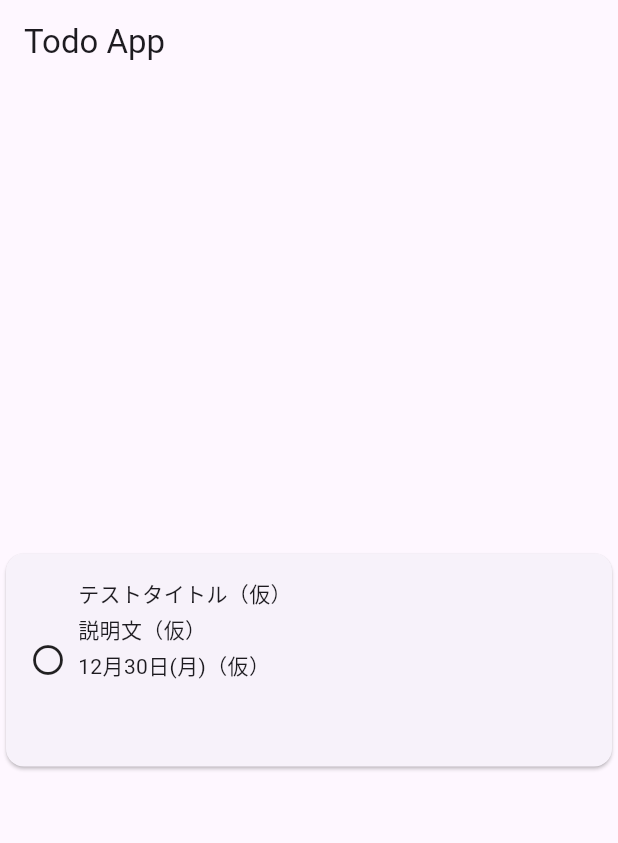
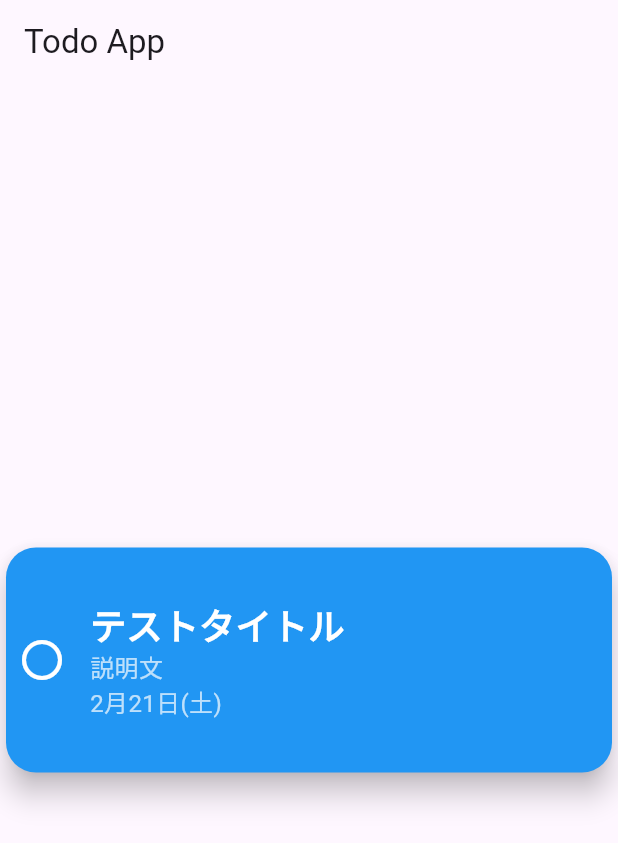
Before and after one commit to Yusaku-KASAI/testflutter, a Flutter app: the screen it shows after launch, on a phone screen of 412 x 824 dp. Shown: the top 843 px of the screen. Run offline on Flutter 3.47's test engine with Material 3 defaults, Android fonts, the phone set to English and light mode, and no system bars.

Commit message:
use todo card widget

```diff
--- a/lib/main.dart
+++ b/lib/main.dart
@@ -1,6 +1,13 @@
 import 'package:flutter/material.dart';
+import 'package:intl/date_symbol_data_local.dart'; // 日本語などロケール情報を読み込む
+import 'widgets/todo_card.dart'; // 追加: TodoCard をインポート
+import 'models/todo.dart'; // Todo モデルをインポート
 
-void main() => runApp(const MyApp());
+void main() async {
+  // DateFormat で日本語表記を使えるようロケールを初期化
+  await initializeDateFormatting('ja'); // 他言語の場合は"en"などに変更
+  runApp(const MyApp());
+}
 
 class MyApp extends StatelessWidget {
   const MyApp({super.key});
@@ -12,29 +19,13 @@ class MyApp extends StatelessWidget {
       home: Scaffold(
         appBar: AppBar(title: const Text('Todo App')),
         body: Center(
-          child: SizedBox(
-            height: 150,
-            child: Card(
-              child: Padding(
-                padding: const EdgeInsets.all(16),
-                child: Row(
-                  children: const [
-                    Icon(Icons.radio_button_unchecked),
-                    SizedBox(width: 8),
-                    Column(
-                      crossAxisAlignment: CrossAxisAlignment.start,
-                      children: const [
-                        Text('テストタイトル（仮）'),
-                        SizedBox(height: 4),
-                        Text('説明文（仮）'),
-                        SizedBox(height: 4),
-                        Text('12月30日(月)（仮）'),
-                      ],
-                    ),
-                  ],
-                ),
-              ),
+          child: TodoCard(
+            todo: Todo(
+              title: 'テストタイトル',
+              detail: '説明文',
+              dueDate: DateTime.now(),
             ),
+            onToggle: () {}, // まだ状態管理はしないので空でOK（後の章で差し替える）
           ),
         ),
       ),
```
